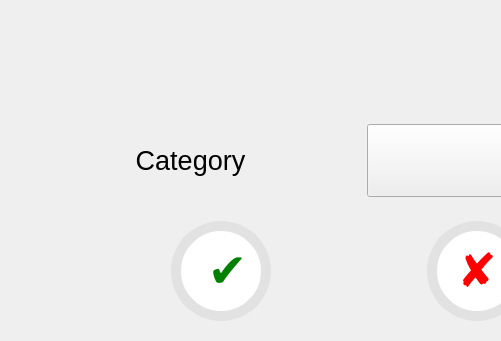
First picture: the form in AddClothesConfirmationUi.ui, repository beaesguerra/dressr, before the edit; both pictures show x 0 to 501 and y 947 to 1288 of the 720 by 1288 pixel window.
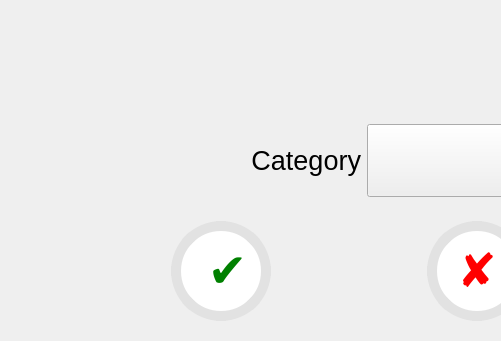
Second picture: the form after the edit.

Commit message: ui change in image confirmation page

```diff
--- a/AddClothesConfirmationUi.ui
+++ b/AddClothesConfirmationUi.ui
@@ -92,7 +92,7 @@
          <string>Category</string>
         </property>
         <property name="alignment">
-         <set>Qt::AlignCenter</set>
+         <set>Qt::AlignRight|Qt::AlignTrailing|Qt::AlignVCenter</set>
         </property>
        </widget>
       </item>
```
